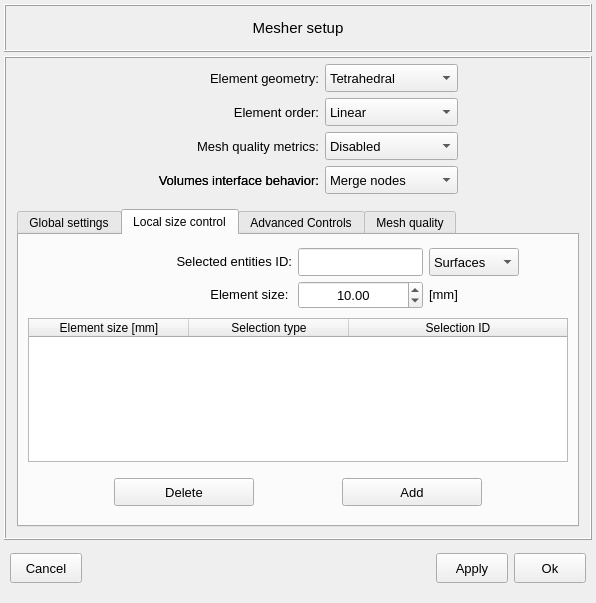
First picture: the form in vibra/interface/data/ui_files/model/general/mesher_setup_inputs.ui, repository MOPT-UFSC/VIBRA, before the edit.
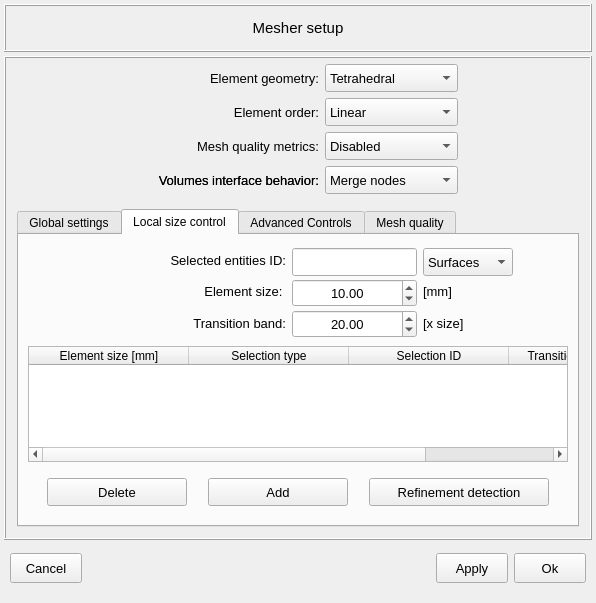
Second picture: the form after the edit. The open tabs and pages were chosen to show the change. Icons and pictures are not drawn.

Commit message: Sugestão de mensagem de commit: Add automatic mesh refinement detection assistant

What changed in the file:
```diff
--- a/vibra/interface/data/ui_files/model/general/mesher_setup_inputs.ui
+++ b/vibra/interface/data/ui_files/model/general/mesher_setup_inputs.ui
@@ -978,6 +978,33 @@
                   </property>
                  </widget>
                 </item>
+                <item row="0" column="2">
+                 <widget class="QPushButton" name="pushButton_detect_refinement">
+                  <property name="minimumSize">
+                   <size>
+                    <width>140</width>
+                    <height>28</height>
+                   </size>
+                  </property>
+                  <property name="maximumSize">
+                   <size>
+                    <width>180</width>
+                    <height>16777215</height>
+                   </size>
+                  </property>
+                  <property name="font">
+                   <font>
+                    <pointsize>10</pointsize>
+                   </font>
+                  </property>
+                  <property name="text">
+                   <string>Refinement detection</string>
+                  </property>
+                  <property name="autoDefault">
+                   <bool>false</bool>
+                  </property>
+                 </widget>
+                </item>
                </layout>
               </widget>
              </item>
@@ -1022,6 +1049,11 @@
                  <string>Selection ID</string>
                 </property>
                </column>
+               <column>
+                <property name="text">
+                 <string>Transition band [x size]</string>
+                </property>
+               </column>
               </widget>
              </item>
              <item row="0" column="1">
@@ -1029,7 +1061,7 @@
                <property name="minimumSize">
                 <size>
                  <width>0</width>
-                 <height>68</height>
+                 <height>96</height>
                 </size>
                </property>
                <property name="frameShape">
@@ -1215,6 +1247,90 @@
                   </property>
                  </spacer>
                 </item>
+                <item row="3" column="1">
+                 <widget class="QLabel" name="label_transition_band">
+                  <property name="minimumSize">
+                   <size>
+                    <width>160</width>
+                    <height>20</height>
+                   </size>
+                  </property>
+                  <property name="maximumSize">
+                   <size>
+                    <width>16777215</width>
+                    <height>160</height>
+                   </size>
+                  </property>
+                  <property name="font">
+                   <font>
+                    <pointsize>10</pointsize>
+                   </font>
+                  </property>
+                  <property name="text">
+                   <string>Transition band:</string>
+                  </property>
+                  <property name="alignment">
+                   <set>Qt::AlignmentFlag::AlignRight|Qt::AlignmentFlag::AlignTrailing|Qt::AlignmentFlag::AlignVCenter</set>
+                  </property>
+                 </widget>
+                </item>
+                <item row="3" column="2">
+                 <widget class="QDoubleSpinBox" name="doubleSpinBox_local_mesh_size_control_transition_band">
+                  <property name="minimumSize">
+                   <size>
+                    <width>0</width>
+                    <height>28</height>
+                   </size>
+                  </property>
+                  <property name="maximumSize">
+                   <size>
+                    <width>200</width>
+                    <height>16777215</height>
+                   </size>
+                  </property>
+                  <property name="font">
+                   <font>
+                    <pointsize>10</pointsize>
+                   </font>
+                  </property>
+                  <property name="alignment">
+                   <set>Qt::AlignmentFlag::AlignCenter</set>
+                  </property>
+                  <property name="decimals">
+                   <number>2</number>
+                  </property>
+                  <property name="minimum">
+                   <double>0.100000000000000</double>
+                  </property>
+                  <property name="maximum">
+                   <double>50.000000000000000</double>
+                  </property>
+                  <property name="singleStep">
+                   <double>0.500000000000000</double>
+                  </property>
+                  <property name="value">
+                   <double>20.000000000000000</double>
+                  </property>
+                 </widget>
+                </item>
+                <item row="3" column="3">
+                 <widget class="QLabel" name="label_transition_band_unit">
+                  <property name="minimumSize">
+                   <size>
+                    <width>0</width>
+                    <height>20</height>
+                   </size>
+                  </property>
+                  <property name="font">
+                   <font>
+                    <pointsize>10</pointsize>
+                   </font>
+                  </property>
+                  <property name="text">
+                   <string>[x size]</string>
+                  </property>
+                 </widget>
+                </item>
                 <item row="1" column="3" colspan="2">
                  <widget class="QComboBox" name="comboBox_local_mesh_size_control_entity_type">
                   <property name="sizePolicy">
```
Left out of the diff: 10 changed lines with no effect on the pictures. The commit also changes 11 other files.
